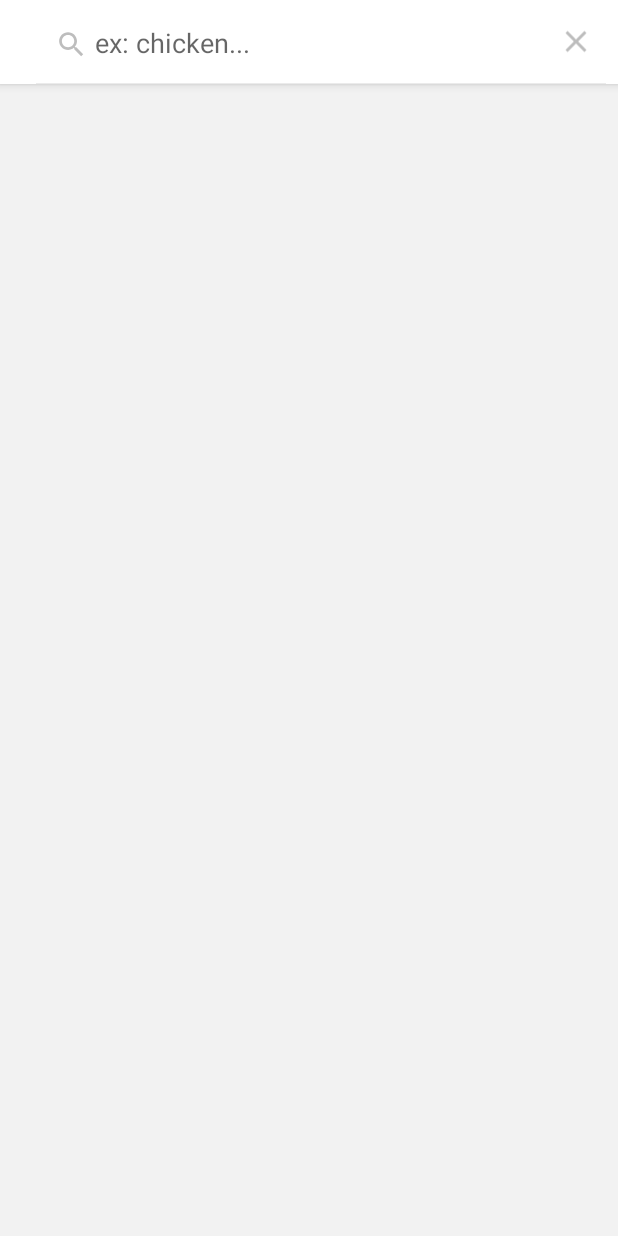
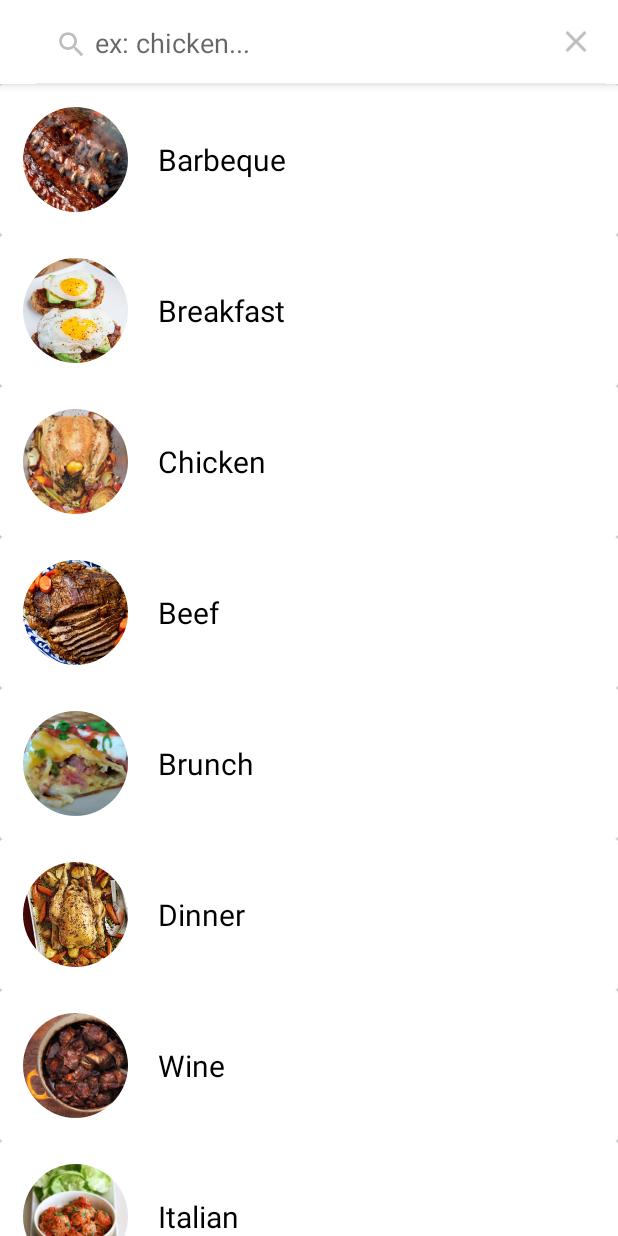
Before and after one commit to palpatoune/Marmisiea, an Android app: the screen it shows after launch (RecipeListActivity), after a tap on "Search", on a phone screen of 412 x 824 dp. Run offline under Robolectric (Android 15) with nearby library versions, the phone set to English and light mode, and no system bars; our stand-ins replace CircleImageView; pictures from the network do not load.

Commit message:
add category

```diff
--- a/app/build.gradle
+++ b/app/build.gradle
@@ -65,4 +65,7 @@ dependencies {
     // Glide
     implementation "com.github.bumptech.glide:glide:$glideVersion"
     annotationProcessor "com.github.bumptech.glide:compiler:$glideVersion"
+
+    // Circle ImageView
+    implementation 'de.hdodenhof:circleimageview:3.0.0'
 }
--- a/app/src/main/java/com/example/marmisiea/RecipeListActivity.java
+++ b/app/src/main/java/com/example/marmisiea/RecipeListActivity.java
@@ -42,6 +42,10 @@ public class RecipeListActivity extends BaseActivity implements OnRecipeListener
     initRecyclerView();
     subscribeObservers();
     initSearchView();
+    if(!mRecipeListViewModel.IsViewingRecipe()){
+      //display the search category
+      displaySearchCategories();
+    }
   }
 
   private void subscribeObservers(){
@@ -93,6 +97,15 @@ public class RecipeListActivity extends BaseActivity implements OnRecipeListener
 
   @Override
   public void onCategoryClick(String category) {
+    mAdapter.displayLoading();
+    Log.d(TAG, "onCategoryClick: " + category);
+    mRecipeListViewModel.searchRecipesApi(category, 1);
+
 
   }
+
+  private void displaySearchCategories(){
+    mRecipeListViewModel.setIsViewingRecipe(false);
+    mAdapter.displaySearchCategories();
+  }
 }
--- /dev/null
+++ b/app/src/main/java/com/example/marmisiea/adapters/CategoryViewHolder.java
@@ -0,0 +1,32 @@
+package com.example.marmisiea.adapters;
+
+import android.view.View;
+import android.widget.TextView;
+
+import com.example.marmisiea.R;
+
+import androidx.annotation.NonNull;
+import androidx.recyclerview.widget.RecyclerView;
+import de.hdodenhof.circleimageview.CircleImageView;
+
+public class CategoryViewHolder extends RecyclerView.ViewHolder implements
+        View.OnClickListener
+{
+  CircleImageView categoryImage;
+  TextView categoryTitle;
+  OnRecipeListener listener;
+
+  public CategoryViewHolder(@NonNull View itemView, OnRecipeListener onRecipeListener) {
+    super(itemView);
+    categoryImage = itemView.findViewById(R.id.category_image);
+    categoryTitle = itemView.findViewById(R.id.category_title);
+    listener = onRecipeListener;
+
+    itemView.setOnClickListener(this);
+  }
+
+  @Override
+  public void onClick(View view) {
+    listener.onCategoryClick(categoryTitle.getText().toString());
+  }
+}
--- a/app/src/main/java/com/example/marmisiea/adapters/LoadingViewHolder.java
+++ b/app/src/main/java/com/example/marmisiea/adapters/LoadingViewHolder.java
@@ -4,7 +4,7 @@ import android.view.View;
 import androidx.annotation.NonNull;
 import androidx.recyclerview.widget.RecyclerView;
 
-public class LoadingViewHolder extends RecyclerView.ViewHolder  {
+public class LoadingViewHolder extends RecyclerView.ViewHolder {
 
   public LoadingViewHolder(@NonNull View itemView) {
     super(itemView);
--- a/app/src/main/java/com/example/marmisiea/adapters/RecipeRecyclerAdapter.java
+++ b/app/src/main/java/com/example/marmisiea/adapters/RecipeRecyclerAdapter.java
@@ -1,5 +1,6 @@
 package com.example.marmisiea.adapters;
 
+import android.net.Uri;
 import android.view.LayoutInflater;
 import android.view.View;
 import android.view.ViewGroup;
@@ -9,6 +10,7 @@ import com.bumptech.glide.request.RequestOptions;
 import com.example.marmisiea.R;
 
 import com.example.marmisiea.models.Recipe;
+import com.example.marmisiea.util.Constants;
 
 import java.util.ArrayList;
 import java.util.List;
@@ -18,30 +20,40 @@ import androidx.recyclerview.widget.RecyclerView;
 
 public class RecipeRecyclerAdapter extends RecyclerView.Adapter<RecyclerView.ViewHolder> {
 
-  private static final int recipeType =1;
-  private static final int loadingType =2;
+  private static final int RECIPE_TYPE = 1;
+  private static final int LOADING_TYPE = 2;
+  private static final int CATEGORY_TYPE = 3;
+
   private List<Recipe> mRecipes;
   private OnRecipeListener mOnRecipeListener;
 
-  public RecipeRecyclerAdapter(OnRecipeListener mOnRecipeListener) {
-
-    this.mOnRecipeListener = mOnRecipeListener;
+  public RecipeRecyclerAdapter(OnRecipeListener onRecipeListener) {
+    mOnRecipeListener = onRecipeListener;
     mRecipes = new ArrayList<>();
   }
+
 
   @NonNull
   @Override
   public RecyclerView.ViewHolder onCreateViewHolder(@NonNull ViewGroup viewGroup, int i) {
     View view = null;
-    switch (i){
-      case recipeType: {
+
+    switch (i) { // i is the view type constant
+      case RECIPE_TYPE:{
         view = LayoutInflater.from(viewGroup.getContext()).inflate(R.layout.layout_recipe_list_item, viewGroup, false);
         return new RecipeViewHolder(view, mOnRecipeListener);
       }
-      case loadingType: {
+
+      case CATEGORY_TYPE:{
+        view = LayoutInflater.from(viewGroup.getContext()).inflate(R.layout.layout_category_list_item, viewGroup, false);
+        return new CategoryViewHolder(view, mOnRecipeListener);
+      }
+
+      case LOADING_TYPE:{
         view = LayoutInflater.from(viewGroup.getContext()).inflate(R.layout.layout_loading_list_item, viewGroup, false);
         return new LoadingViewHolder(view);
       }
+
       default:{
         view = LayoutInflater.from(viewGroup.getContext()).inflate(R.layout.layout_recipe_list_item, viewGroup, false);
         return new RecipeViewHolder(view, mOnRecipeListener);
@@ -53,7 +65,7 @@ public class RecipeRecyclerAdapter extends RecyclerView.Adapter<RecyclerView.Vie
   public void onBindViewHolder(@NonNull RecyclerView.ViewHolder viewHolder, int i) {
 
     int itemViewType = getItemViewType(i);
-    if(itemViewType == recipeType) {
+    if(itemViewType == RECIPE_TYPE) {
       // set the image
       RequestOptions options = new RequestOptions()
               .centerCrop()
@@ -68,16 +80,37 @@ public class RecipeRecyclerAdapter extends RecyclerView.Adapter<RecyclerView.Vie
       ((RecipeViewHolder) viewHolder).publisher.setText(mRecipes.get(i).getPublisher());
       ((RecipeViewHolder) viewHolder).socialScore.setText(String.valueOf(Math.round(mRecipes.get(i).getSocial_rank())));
     }
+    else if(itemViewType == CATEGORY_TYPE){
+      RequestOptions options = new RequestOptions()
+              .centerCrop()
+              .error(R.drawable.ic_launcher_background);
+
+      Uri path = Uri.parse("android.resource://com.example.marmisiea/drawable/" + mRecipes.get(i).getImage_url());
+      Glide.with(((CategoryViewHolder)viewHolder).itemView)
+              .setDefaultRequestOptions(options)
+              .load(path)
+              .into(((CategoryViewHolder)viewHolder).categoryImage);
+
+      ((CategoryViewHolder)viewHolder).categoryTitle.setText(mRecipes.get(i).getTitle());
+    }
   }
 
   @Override
   public int getItemViewType(int position) {
-    if(mRecipes.get(position).getTitle().equals("LOADING...")){
-      return loadingType;
+    if(mRecipes.get(position).getSocial_rank() == -1){
+      return CATEGORY_TYPE;
+    }
+    else if(mRecipes.get(position).getTitle().equals("LOADING...")){
+      return LOADING_TYPE;
     }
     else{
-      return recipeType;
+      return RECIPE_TYPE;
     }
+  }
+
+  @Override
+  public int getItemCount() {
+    return mRecipes.size();
   }
 
   public void displayLoading(){
@@ -90,6 +123,7 @@ public class RecipeRecyclerAdapter extends RecyclerView.Adapter<RecyclerView.Vie
       notifyDataSetChanged();
     }
   }
+
   private boolean isLoading(){
     if(mRecipes.size() > 0){
       if(mRecipes.get(mRecipes.size() - 1).getTitle().equals("LOADING...")){
@@ -99,19 +133,21 @@ public class RecipeRecyclerAdapter extends RecyclerView.Adapter<RecyclerView.Vie
     return false;
   }
 
-
-
-  @Override
-  public int getItemCount() {
-    if (mRecipes != null) {
-      return mRecipes.size();
-    }
-    return 0;
-  }
-
   public void setRecipes(List<Recipe> recipes){
     mRecipes = recipes;
     notifyDataSetChanged();
   }
 
+  public void displaySearchCategories(){
+    List<Recipe> categories = new ArrayList<>();
+    for(int i = 0; i < Constants.DEFAULT_SEARCH_CATEGORIES.length; i++){
+      Recipe recipe = new Recipe();
+      recipe.setTitle(Constants.DEFAULT_SEARCH_CATEGORIES[i]);
+      recipe.setImage_url(Constants.DEFAULT_SEARCH_CATEGORY_IMAGES[i]);
+      recipe.setSocial_rank((float)-1);
+      categories.add(recipe);
+    }
+    mRecipes = categories;
+    notifyDataSetChanged();
+  }
 }
--- a/app/src/main/java/com/example/marmisiea/repositories/RecipeRepository.java
+++ b/app/src/main/java/com/example/marmisiea/repositories/RecipeRepository.java
@@ -28,12 +28,10 @@ public class RecipeRepository {
     return mRecipeApiClient.getRecipes();
   }
 
-  public void  searchRecipesApi(String query, int pageNumber){
+  public void searchRecipesApi(String query, int pageNumber){
     if(pageNumber == 0){
       pageNumber = 1;
     }
-    mRecipeApiClient.searchRecipesApi(query,pageNumber);
+    mRecipeApiClient.searchRecipesApi(query, pageNumber);
   }
-
-
 }
--- a/app/src/main/java/com/example/marmisiea/util/Constants.java
+++ b/app/src/main/java/com/example/marmisiea/util/Constants.java
@@ -6,5 +6,21 @@ public class Constants {
   public static final int  NETWORK_TIMEOUT = 3000; // to ensure that users don't wait for eternity
   public static final String API_KEY = "";
 
+  public static final String[] DEFAULT_SEARCH_CATEGORIES =
+          {"Barbeque", "Breakfast", "Chicken", "Beef", "Brunch", "Dinner", "Wine", "Italian"};
+
+
+  public static final String[] DEFAULT_SEARCH_CATEGORY_IMAGES =
+          {
+                  "barbeque",
+                  "breakfast",
+                  "chicken",
+                  "beef",
+                  "brunch",
+                  "dinner",
+                  "wine",
+                  "italian"
+          };
+
 
 }
--- a/app/src/main/java/com/example/marmisiea/viewmodels/RecipeListViewModel.java
+++ b/app/src/main/java/com/example/marmisiea/viewmodels/RecipeListViewModel.java
@@ -11,10 +11,13 @@ import androidx.lifecycle.ViewModel;
 
 public class RecipeListViewModel extends ViewModel {
 
+  private boolean mIsViewingRecipes;
   private RecipeRepository mRecipeRepository;
 
   public RecipeListViewModel() {
+    mIsViewingRecipes = false;
     mRecipeRepository = RecipeRepository.getInstance();
+
   }
 
   public LiveData<List<Recipe>> getRecipe(){
@@ -22,7 +25,15 @@ public class RecipeListViewModel extends ViewModel {
   }
 
   public void  searchRecipesApi(String query, int pageNumber){
+    mIsViewingRecipes = true;
     mRecipeRepository .searchRecipesApi(query,pageNumber);
   }
 
+  public boolean IsViewingRecipe() {
+    return mIsViewingRecipes;
+  }
+
+  public void setIsViewingRecipe(boolean mIsViewingRecipe) {
+    mIsViewingRecipes = mIsViewingRecipe;
+  }
 }
--- /dev/null
+++ b/app/src/main/res/layout/layout_category_list_item.xml
@@ -0,0 +1,38 @@
+<?xml version="1.0" encoding="utf-8"?>
+<androidx.cardview.widget.CardView
+    xmlns:android="http://schemas.android.com/apk/res/android"
+    android:layout_width="match_parent"
+    android:layout_height="wrap_content"
+    xmlns:app="http://schemas.android.com/apk/res-auto"
+    android:id="@+id/card_view"
+    app:cardElevation="10dp">
+
+    <LinearLayout
+        android:layout_width="match_parent"
+        android:layout_height="wrap_content"
+        android:padding="15dp"
+        android:orientation="horizontal"
+        android:gravity="center_vertical">
+
+        <de.hdodenhof.circleimageview.CircleImageView
+            android:layout_width="70dp"
+            android:layout_height="70dp"
+            android:id="@+id/category_image"
+            android:src="@drawable/ic_launcher_background">
+        </de.hdodenhof.circleimageview.CircleImageView>
+
+        <TextView
+            android:layout_width="wrap_content"
+            android:layout_height="wrap_content"
+            android:textColor="#000"
+            android:text="Barbecue"
+            android:layout_marginStart="20dp"
+            android:textSize="20sp"
+            android:id="@+id/category_title">
+
+        </TextView>
+
+
+    </LinearLayout>
+
+</androidx.cardview.widget.CardView>
```
Also changed, not shown: app/src/main/java/com/example/marmisiea/adapters/RecipeViewHolder.java (+4 -3 lines), app/src/main/java/com/example/marmisiea/models/Recipe.java (+44 -41 lines), app/src/main/res/drawable/barbeque.jpg (added), app/src/main/res/drawable/beef.jpg (added), app/src/main/res/drawable/breakfast.jpg (added), app/src/main/res/drawable/brunch.jpg (added), app/src/main/res/drawable/chicken.jpg (added), app/src/main/res/drawable/dinner.jpg (added), app/src/main/res/drawable/italian.jpg (added), app/src/main/res/drawable/wine.jpg (added).
